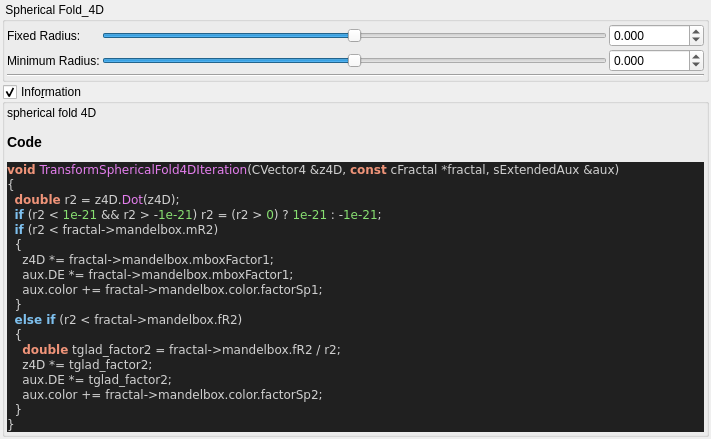
Before: the Qt Designer form mandelbulber2/qt_data/fractal_transf_spherical_fold_4D.ui in buddhi1980/mandelbulber2, drawn with Qt 5.
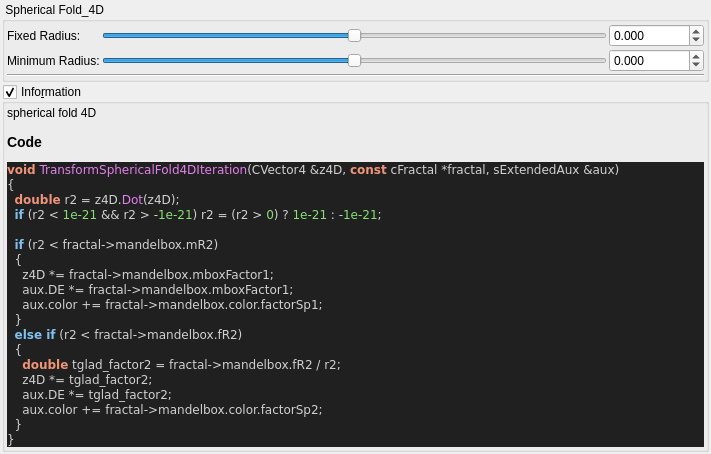
After: the same form once the commit is applied. Custom widgets are drawn as their Qt base class.

Patch:
```diff
--- a/mandelbulber2/qt_data/fractal_transf_spherical_fold_4D.ui
+++ b/mandelbulber2/qt_data/fractal_transf_spherical_fold_4D.ui
@@ -234,6 +234,7 @@
 &lt;span style=&quot;color:#d0d0d0&quot;&gt;{&lt;/span&gt;
   &lt;span style=&quot;color:#f09479; font-weight:bold&quot;&gt;double&lt;/span&gt; r2 &lt;span style=&quot;color:#d0d0d0&quot;&gt;=&lt;/span&gt; z4D&lt;span style=&quot;color:#d0d0d0&quot;&gt;.&lt;/span&gt;&lt;span style=&quot;color:#e47eed&quot;&gt;Dot&lt;/span&gt;&lt;span style=&quot;color:#d0d0d0&quot;&gt;(&lt;/span&gt;z4D&lt;span style=&quot;color:#d0d0d0&quot;&gt;);&lt;/span&gt;
   &lt;span style=&quot;color:#7ec0ee; font-weight:bold&quot;&gt;if&lt;/span&gt; &lt;span style=&quot;color:#d0d0d0&quot;&gt;(&lt;/span&gt;r2 &lt;span style=&quot;color:#d0d0d0&quot;&gt;&amp;lt;&lt;/span&gt; &lt;span style=&quot;color:#87df71&quot;&gt;1e-21&lt;/span&gt; &lt;span style=&quot;color:#d0d0d0&quot;&gt;&amp;amp;&amp;amp;&lt;/span&gt; r2 &lt;span style=&quot;color:#d0d0d0&quot;&gt;&amp;gt; -&lt;/span&gt;&lt;span style=&quot;color:#87df71&quot;&gt;1e-21&lt;/span&gt;&lt;span style=&quot;color:#d0d0d0&quot;&gt;)&lt;/span&gt; r2 &lt;span style=&quot;color:#d0d0d0&quot;&gt;= (&lt;/span&gt;r2 &lt;span style=&quot;color:#d0d0d0&quot;&gt;&amp;gt;&lt;/span&gt; &lt;span style=&quot;color:#87df71&quot;&gt;0&lt;/span&gt;&lt;span style=&quot;color:#d0d0d0&quot;&gt;)&lt;/span&gt; ? &lt;span style=&quot;color:#87df71&quot;&gt;1e-21&lt;/span&gt; &lt;span style=&quot;color:#d0d0d0&quot;&gt;: -&lt;/span&gt;&lt;span style=&quot;color:#87df71&quot;&gt;1e-21&lt;/span&gt;&lt;span style=&quot;color:#d0d0d0&quot;&gt;;&lt;/span&gt;
+
   &lt;span style=&quot;color:#7ec0ee; font-weight:bold&quot;&gt;if&lt;/span&gt; &lt;span style=&quot;color:#d0d0d0&quot;&gt;(&lt;/span&gt;r2 &lt;span style=&quot;color:#d0d0d0&quot;&gt;&amp;lt;&lt;/span&gt; fractal&lt;span style=&quot;color:#d0d0d0&quot;&gt;-&amp;gt;&lt;/span&gt;mandelbox&lt;span style=&quot;color:#d0d0d0&quot;&gt;.&lt;/span&gt;mR2&lt;span style=&quot;color:#d0d0d0&quot;&gt;)&lt;/span&gt;
   &lt;span style=&quot;color:#d0d0d0&quot;&gt;{&lt;/span&gt;
     z4D &lt;span style=&quot;color:#d0d0d0&quot;&gt;*=&lt;/span&gt; fractal&lt;span style=&quot;color:#d0d0d0&quot;&gt;-&amp;gt;&lt;/span&gt;mandelbox&lt;span style=&quot;color:#d0d0d0&quot;&gt;.&lt;/span&gt;mboxFactor1&lt;span style=&quot;color:#d0d0d0&quot;&gt;;&lt;/span&gt;
```
